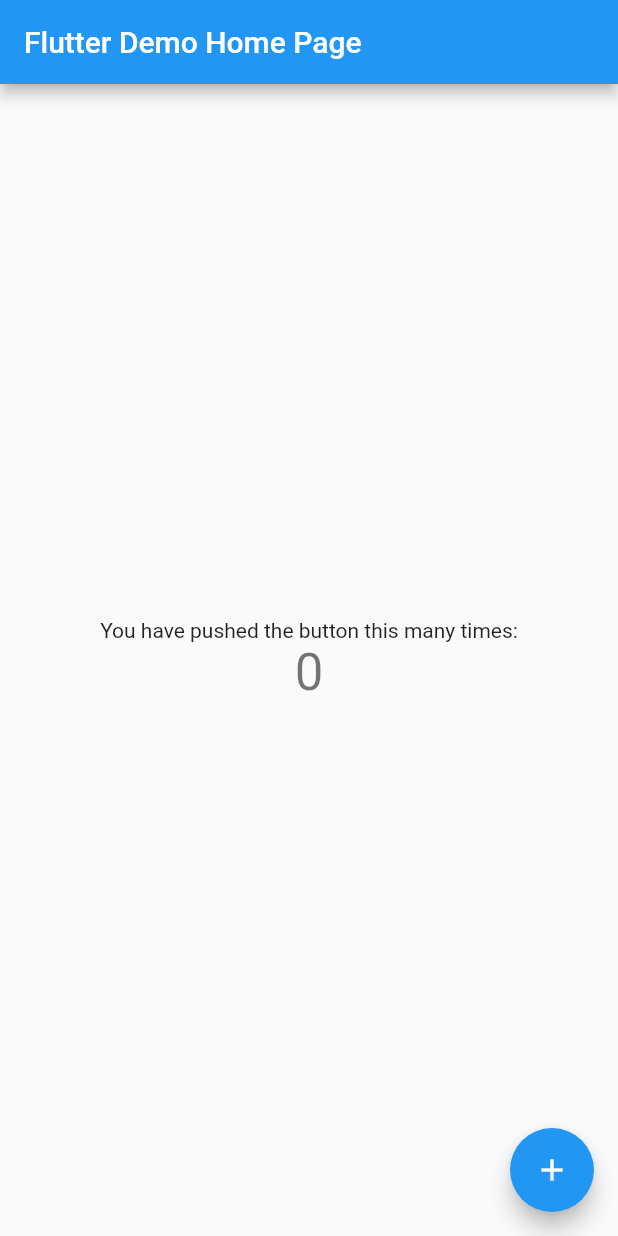
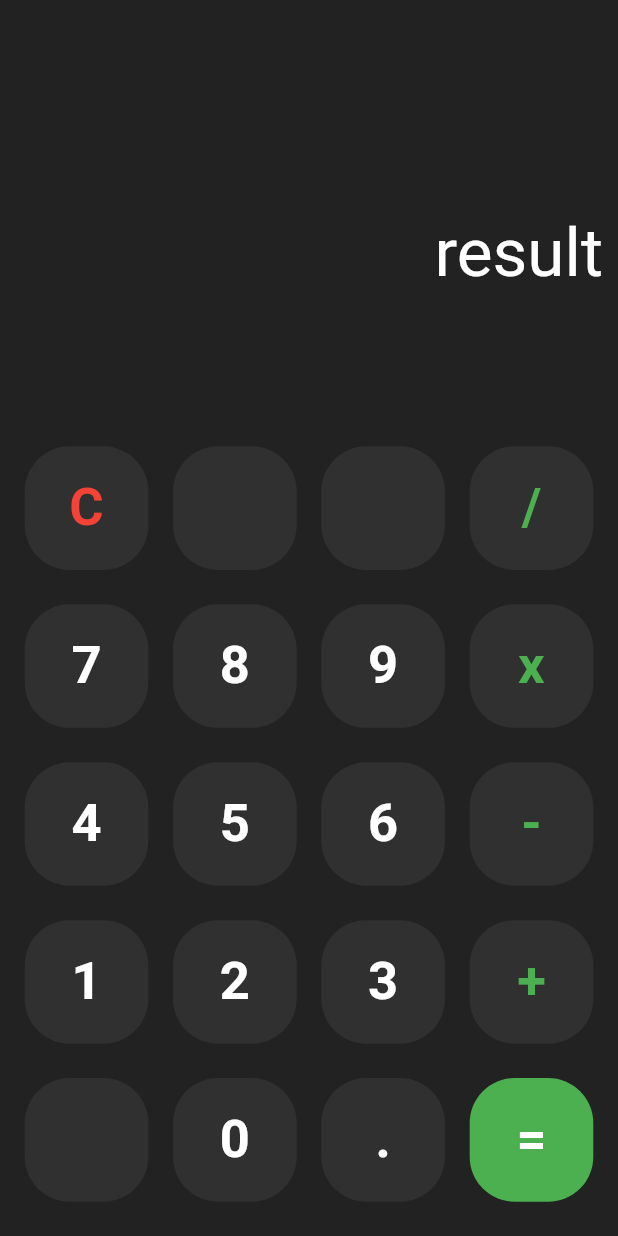
Before and after one commit to ariobramantyo/calculator, a Flutter app: the screen it shows after launch, on a phone screen of 412 x 824 dp. Run offline on Flutter 3.47's test engine with Material 2 defaults, Android fonts, the phone set to English and light mode, and no system bars; our stand-ins replace get.

Commit message:
create UI and onClick, onClear method

```diff
--- /dev/null
+++ b/lib/controller/calc_controller.dart
@@ -0,0 +1,16 @@
+import 'package:get/get.dart';
+
+class CalcController extends GetxController {
+  var inputNumber = ''.obs;
+  var result = 'result'.obs;
+
+  void buttonClick(String value) {
+    inputNumber.value += value;
+    result.value += value;
+  }
+
+  void onClear() {
+    inputNumber.value = '';
+    result.value = '';
+  }
+}
--- a/lib/main.dart
+++ b/lib/main.dart
@@ -1,113 +1,17 @@
+import 'package:calculator/view/home.dart';
 import 'package:flutter/material.dart';
+import 'package:get/get.dart';
 
 void main() {
   runApp(MyApp());
 }
 
 class MyApp extends StatelessWidget {
-  // This widget is the root of your application.
   @override
   Widget build(BuildContext context) {
-    return MaterialApp(
-      title: 'Flutter Demo',
-      theme: ThemeData(
-        // This is the theme of your application.
-        //
-        // Try running your application with "flutter run". You'll see the
-        // application has a blue toolbar. Then, without quitting the app, try
-        // changing the primarySwatch below to Colors.green and then invoke
-        // "hot reload" (press "r" in the console where you ran "flutter run",
-        // or simply save your changes to "hot reload" in a Flutter IDE).
-        // Notice that the counter didn't reset back to zero; the application
-        // is not restarted.
-        primarySwatch: Colors.blue,
-      ),
-      home: MyHomePage(title: 'Flutter Demo Home Page'),
+    return GetMaterialApp(
+      title: 'Calculator App',
+      home: HomeScreen(),
     );
   }
 }
-
-class MyHomePage extends StatefulWidget {
-  MyHomePage({Key? key, required this.title}) : super(key: key);
-
-  // This widget is the home page of your application. It is stateful, meaning
-  // that it has a State object (defined below) that contains fields that affect
-  // how it looks.
-
-  // This class is the configuration for the state. It holds the values (in this
-  // case the title) provided by the parent (in this case the App widget) and
-  // used by the build method of the State. Fields in a Widget subclass are
-  // always marked "final".
-
-  final String title;
-
-  @override
-  _MyHomePageState createState() => _MyHomePageState();
-}
-
-class _MyHomePageState extends State<MyHomePage> {
-  int _counter = 0;
-
-  void _incrementCounter() {
-    setState(() {
-      // This call to setState tells the Flutter framework that something has
-      // changed in this State, which causes it to rerun the build method below
-      // so that the display can reflect the updated values. If we changed
-      // _counter without calling setState(), then the build method would not be
-      // called again, and so nothing would appear to happen.
-      _counter++;
-    });
-  }
-
-  @override
-  Widget build(BuildContext context) {
-    // This method is rerun every time setState is called, for instance as done
-    // by the _incrementCounter method above.
-    //
-    // The Flutter framework has been optimized to make rerunning build methods
-    // fast, so that you can just rebuild anything that needs updating rather
-    // than having to individually change instances of widgets.
-    return Scaffold(
-      appBar: AppBar(
-        // Here we take the value from the MyHomePage object that was created by
-        // the App.build method, and use it to set our appbar title.
-        title: Text(widget.title),
-      ),
-      body: Center(
-        // Center is a layout widget. It takes a single child and positions it
-        // in the middle of the parent.
-        child: Column(
-          // Column is also a layout widget. It takes a list of children and
-          // arranges them vertically. By default, it sizes itself to fit its
-          // children horizontally, and tries to be as tall as its parent.
-          //
-          // Invoke "debug painting" (press "p" in the console, choose the
-          // "Toggle Debug Paint" action from the Flutter Inspector in Android
-          // Studio, or the "Toggle Debug Paint" command in Visual Studio Code)
-          // to see the wireframe for each widget.
-          //
-          // Column has various properties to control how it sizes itself and
-          // how it positions its children. Here we use mainAxisAlignment to
-          // center the children vertically; the main axis here is the vertical
-          // axis because Columns are vertical (the cross axis would be
-          // horizontal).
-          mainAxisAlignment: MainAxisAlignment.center,
-          children: <Widget>[
-            Text(
-              'You have pushed the button this many times:',
-            ),
-            Text(
-              '$_counter',
-              style: Theme.of(context).textTheme.headline4,
-            ),
-          ],
-        ),
-      ),
-      floatingActionButton: FloatingActionButton(
-        onPressed: _incrementCounter,
-        tooltip: 'Increment',
-        child: Icon(Icons.add),
-      ), // This trailing comma makes auto-formatting nicer for build methods.
-    );
-  }
-}
--- /dev/null
+++ b/lib/view/home.dart
@@ -0,0 +1,151 @@
+import 'package:calculator/controller/calc_controller.dart';
+import 'package:flutter/material.dart';
+import 'package:get/get.dart';
+
+class HomeScreen extends StatelessWidget {
+  // const HomeScreen({Key? key}) : super(key: key);
+
+  final caclC = Get.put(CalcController());
+
+  Widget clickButtton(String text, {Color? backColor, Color? textColor}) {
+    return Material(
+      color: backColor ?? Colors.grey[850],
+      borderRadius: BorderRadius.circular(30),
+      child: InkWell(
+        onTap: () {
+          if (text == 'C') {
+            caclC.onClear();
+          } else {
+            caclC.buttonClick(text);
+          }
+        },
+        borderRadius: BorderRadius.circular(30),
+        child: Container(
+          width: Get.width * 0.2,
+          height: Get.width * 0.2,
+          child: Center(
+            child: Text(
+              text,
+              style: TextStyle(
+                  fontSize: 35,
+                  color: textColor ?? Colors.white,
+                  fontWeight: FontWeight.w600),
+            ),
+          ),
+        ),
+      ),
+    );
+  }
+
+  @override
+  Widget build(BuildContext context) {
+    return Scaffold(
+      backgroundColor: Colors.black87,
+      body: SafeArea(
+        child: Column(
+          children: [
+            Container(
+              // input view
+              height: Get.height / 3,
+              width: double.infinity,
+              padding: EdgeInsets.all(10),
+              child: Obx(
+                () => Column(
+                  mainAxisAlignment: MainAxisAlignment.end,
+                  crossAxisAlignment: CrossAxisAlignment.end,
+                  children: [
+                    Expanded(
+                      child: Container(
+                        alignment: Alignment.bottomRight,
+                        child: Text(
+                          caclC.result.value,
+                          textAlign: TextAlign.end,
+                          maxLines: 2,
+                          style: TextStyle(color: Colors.white, fontSize: 45),
+                        ),
+                      ),
+                    ),
+                    SizedBox(
+                      height: 20,
+                    ),
+                    Container(
+                      height: 50,
+                      width: double.infinity,
+                      alignment: Alignment.bottomRight,
+                      child: ListView(
+                        reverse: true,
+                        padding: EdgeInsets.zero,
+                        scrollDirection: Axis.horizontal,
+                        children: [
+                          Text(
+                            caclC.inputNumber.value,
+                            style: TextStyle(color: Colors.white, fontSize: 35),
+                          ),
+                        ],
+                      ),
+                    )
+                  ],
+                ),
+              ),
+            ),
+            Expanded(
+              child: Container(
+                // button
+                child: Column(
+                  mainAxisAlignment: MainAxisAlignment.spaceEvenly,
+                  children: [
+                    Row(
+                      mainAxisAlignment: MainAxisAlignment.spaceEvenly,
+                      children: [
+                        clickButtton('C', textColor: Colors.red),
+                        clickButtton('', textColor: Colors.green),
+                        clickButtton('', textColor: Colors.green),
+                        clickButtton('/', textColor: Colors.green)
+                      ],
+                    ),
+                    Row(
+                      mainAxisAlignment: MainAxisAlignment.spaceEvenly,
+                      children: [
+                        clickButtton('7'),
+                        clickButtton('8'),
+                        clickButtton('9'),
+                        clickButtton('x', textColor: Colors.green)
+                      ],
+                    ),
+                    Row(
+                      mainAxisAlignment: MainAxisAlignment.spaceEvenly,
+                      children: [
+                        clickButtton('4'),
+                        clickButtton('5'),
+                        clickButtton('6'),
+                        clickButtton('-', textColor: Colors.green)
+                      ],
+                    ),
+                    Row(
+                      mainAxisAlignment: MainAxisAlignment.spaceEvenly,
+                      children: [
+                        clickButtton('1'),
+                        clickButtton('2'),
+                        clickButtton('3'),
+                        clickButtton('+', textColor: Colors.green)
+                      ],
+                    ),
+                    Row(
+                      mainAxisAlignment: MainAxisAlignment.spaceEvenly,
+                      children: [
+                        clickButtton(''),
+                        clickButtton('0'),
+                        clickButtton('.'),
+                        clickButtton('=', backColor: Colors.green)
+                      ],
+                    ),
+                  ],
+                ),
+              ),
+            )
+          ],
+        ),
+      ),
+    );
+  }
+}
--- a/pubspec.yaml
+++ b/pubspec.yaml
@@ -23,6 +23,7 @@ environment:
 dependencies:
   flutter:
     sdk: flutter
+  get: ^4.3.4
 
 
   # The following adds the Cupertino Icons font to your application.
```
Also changed, not shown: pubspec.lock.
